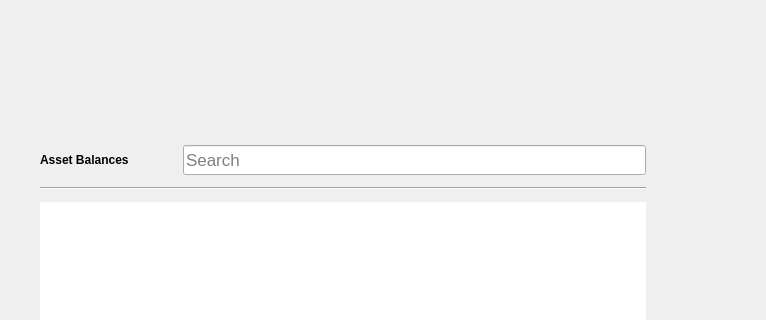
Above: src/qt/forms/overviewpage.ui from PhicoinProject/PhicoinProject before the change; both pictures show x 0 to 766 and y 275 to 595 of the 1343 by 759 pixel window. Below: the same form after it.
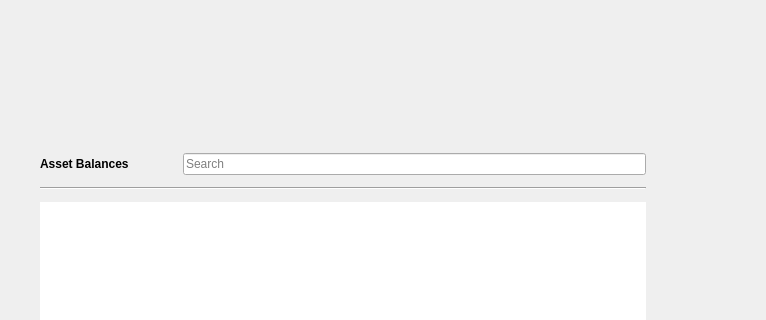
That is the form after the change. Icons and pictures are not drawn.

```diff
--- a/src/qt/forms/overviewpage.ui
+++ b/src/qt/forms/overviewpage.ui
@@ -574,40 +574,11 @@
               <item alignment="Qt::AlignBottom">
                <widget class="QLineEdit" name="assetSearch">
                 <property name="sizePolicy">
-                 <sizepolicy hsizetype="Expanding" vsizetype="Preferred">
+                 <sizepolicy hsizetype="Expanding" vsizetype="Fixed">
                   <horstretch>0</horstretch>
                   <verstretch>0</verstretch>
                  </sizepolicy>
                 </property>
-                <property name="minimumSize">
-                 <size>
-                  <width>0</width>
-                  <height>30</height>
-                 </size>
-                </property>
-                <property name="maximumSize">
-                 <size>
-                  <width>16777215</width>
-                  <height>30</height>
-                 </size>
-                </property>
-                <property name="sizeIncrement">
-                 <size>
-                  <width>0</width>
-                  <height>0</height>
-                 </size>
-                </property>
-                <property name="baseSize">
-                 <size>
-                  <width>0</width>
-                  <height>0</height>
-                 </size>
-                </property>
-                <property name="font">
-                 <font>
-                  <pointsize>13</pointsize>
-                 </font>
-                </property>
                 <property name="maxLength">
                  <number>32</number>
                 </property>
```
